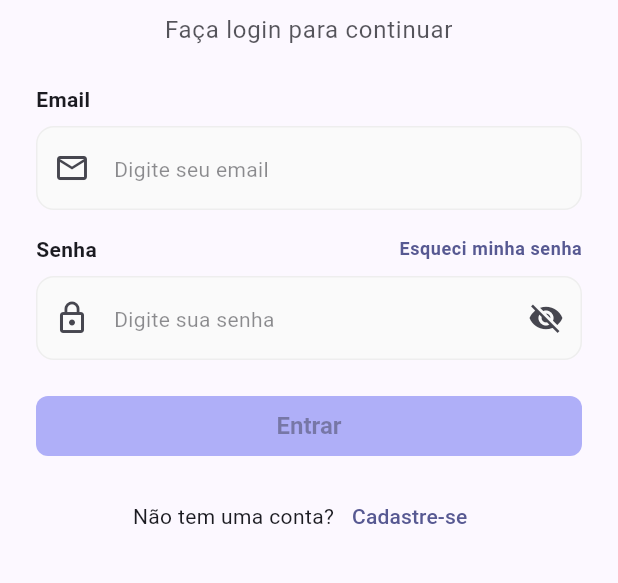
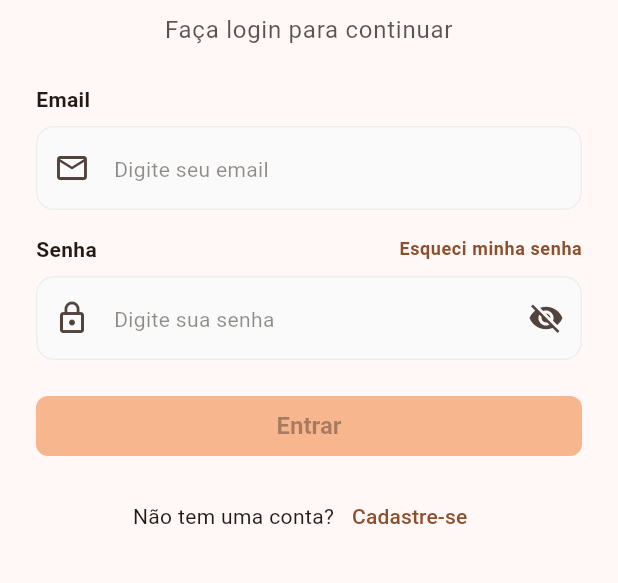
Before and after one commit to Joannegton/coisa-rapida-ui, a Flutter app: the screen it shows after launch, on a phone screen of 412 x 824 dp, the part 258-841 px from its top. Run offline on Flutter 3.47's test engine with Material 3 defaults, Android fonts, the phone set to English and light mode, and no system bars; our stand-ins replace dio, flutter_riverpod, flutter_secure_storage, go_router, logger, package_info_plus and 2 more; missing offline and left inert: validatorless; generated files the repository leaves out were written again.

Commit message:
fix: mudança na cor principal

```diff
--- a/lib/core/theme/app_theme.dart
+++ b/lib/core/theme/app_theme.dart
@@ -1,7 +1,7 @@
 import 'package:flutter/material.dart';
 
 class AppTheme {
-  static const _primaryColor = Color(0xFF6366F1);
+  static const _primaryColor = Color(0xFFF27427);
   static const Color _errorColor = Color(0xFFEF4444);
 
   static ThemeData get light {
```
